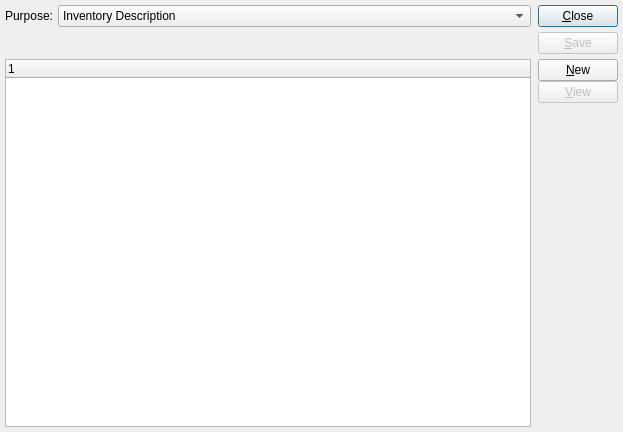
First picture: the form in widgets/imageAssignment.ui, repository Pegasus-RPG/xtuple-client, before the edit.
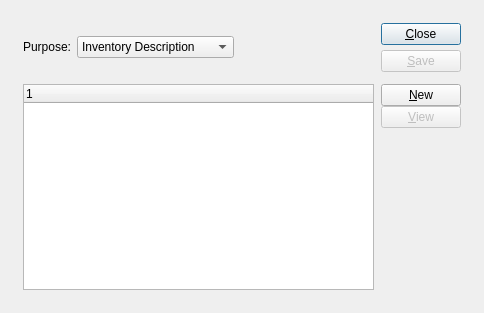
Second picture: the form after the edit. Custom widgets are drawn as their Qt base class.

Commit message: issue #7391:  Tweaks to document widget and assoc.

```diff
--- a/widgets/imageAssignment.ui
+++ b/widgets/imageAssignment.ui
@@ -5,44 +5,40 @@
    <rect>
     <x>0</x>
     <y>0</y>
-    <width>623</width>
-    <height>432</height>
+    <width>484</width>
+    <height>313</height>
    </rect>
   </property>
   <property name="windowTitle" >
    <string>Image Assignment</string>
   </property>
-  <layout class="QVBoxLayout" >
-   <property name="spacing" >
-    <number>5</number>
-   </property>
+  <layout class="QGridLayout" >
+   <item row="0" column="0" >
+    <layout class="QGridLayout" >
    <property name="leftMargin" >
-    <number>5</number>
+      <number>12</number>
    </property>
    <property name="topMargin" >
-    <number>5</number>
+      <number>12</number>
    </property>
    <property name="rightMargin" >
-    <number>5</number>
+      <number>12</number>
    </property>
    <property name="bottomMargin" >
-    <number>5</number>
-   </property>
-   <item>
+      <number>12</number>
+     </property>
+     <property name="horizontalSpacing" >
+      <number>12</number>
+     </property>
+     <property name="verticalSpacing" >
+      <number>12</number>
+     </property>
+     <item row="0" column="0" >
     <layout class="QHBoxLayout" >
-     <property name="spacing" >
-      <number>7</number>
-     </property>
      <item>
       <layout class="QVBoxLayout" >
-       <property name="spacing" >
-        <number>0</number>
-       </property>
        <item>
         <layout class="QHBoxLayout" >
-         <property name="spacing" >
-          <number>5</number>
-         </property>
          <item>
           <widget class="QLabel" name="_purposeLit" >
            <property name="text" >
@@ -83,6 +79,19 @@
            </item>
           </widget>
          </item>
+           <item>
+            <spacer>
+             <property name="orientation" >
+              <enum>Qt::Horizontal</enum>
+             </property>
+             <property name="sizeHint" >
+              <size>
+               <width>40</width>
+               <height>20</height>
+              </size>
+             </property>
+            </spacer>
+           </item>
         </layout>
        </item>
        <item>
@@ -96,13 +105,26 @@
          <property name="sizeHint" >
           <size>
            <width>20</width>
-           <height>40</height>
+             <height>0</height>
           </size>
          </property>
         </spacer>
        </item>
       </layout>
      </item>
+       <item>
+        <spacer>
+         <property name="orientation" >
+          <enum>Qt::Horizontal</enum>
+         </property>
+         <property name="sizeHint" >
+          <size>
+           <width>40</width>
+           <height>20</height>
+          </size>
+         </property>
+        </spacer>
+       </item>
      <item>
       <layout class="QVBoxLayout" >
        <property name="spacing" >
@@ -129,7 +151,7 @@
      </item>
     </layout>
    </item>
-   <item>
+     <item row="1" column="0" >
     <layout class="QHBoxLayout" >
      <property name="spacing" >
       <number>7</number>
@@ -174,6 +196,8 @@
           </size>
          </property>
         </spacer>
+         </item>
+        </layout>
        </item>
       </layout>
      </item>
```
Lines whose indentation alone changed are shown as unchanged. The commit also changes 1 other file.
